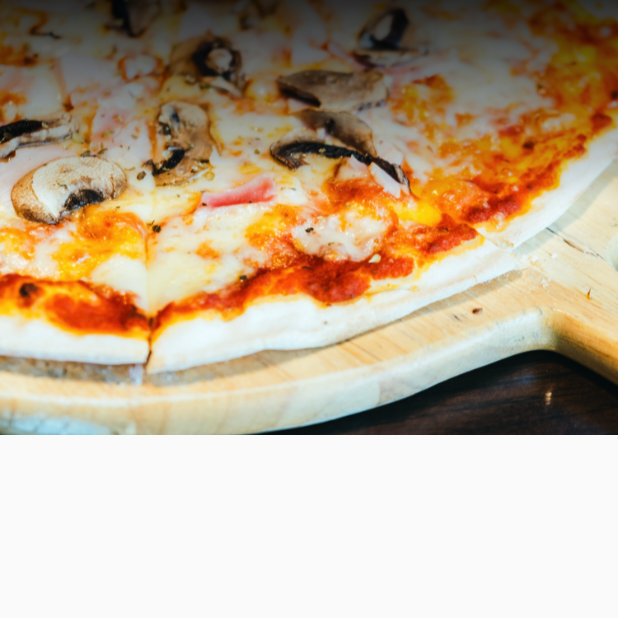
After one commit to AntonNov/Course_project, a Flutter app: the BookingScreen screen opened by its route, on a phone screen of 412 x 824 dp, the top half of it. The commit adds this screen. Run offline on Flutter 3.47's test engine with Material 2 defaults, Android fonts, the phone set to English and light mode, and no system bars.

Commit message:
feat: add bookingscreen

```diff
--- a/lib/custom_classes/images.dart
+++ b/lib/custom_classes/images.dart
@@ -12,8 +12,8 @@ abstract class AppImages {
       AssetImage('assets/images/bag/chevron_left/chevron_left.png');
   static const bagBackground =
       AssetImage('assets/images/bag/background/background.png');
-  static const pizzaBackground =
-      AssetImage('assets/images/pizza/background/background.png');
   static const starGrey =
       AssetImage('assets/images/pizza/star_grey/star_grey.png');
+  static const bookingBackground =
+      AssetImage('assets/images/booking/background/background.png');
 }
--- a/lib/widgets/app.dart
+++ b/lib/widgets/app.dart
@@ -3,6 +3,7 @@ import 'package:delivery_app/widgets/home_screen.dart';
 import 'package:delivery_app/widgets/menu_screen.dart';
 import 'package:delivery_app/widgets/pizzas_screen.dart';
 import 'package:flutter/material.dart';
+import 'booking_screen.dart';
 
 class App extends StatelessWidget {
   const App({super.key});
@@ -20,6 +21,7 @@ class App extends StatelessWidget {
         '/menu': (context) => const MenuScreen(),
         '/bag': (context) => const BagScreen(),
         '/pizzas': (context) => const PizzasScreen(),
+        '/booking': (context) => const BookingScreen()
       },
     );
   }
--- /dev/null
+++ b/lib/widgets/booking_screen.dart
@@ -0,0 +1,44 @@
+import 'package:delivery_app/custom_classes/images.dart';
+import 'package:flutter/material.dart';
+
+class BookingScreen extends StatefulWidget {
+  const BookingScreen({super.key});
+
+  @override
+  State<BookingScreen> createState() => BookingScreenState();
+}
+
+class BookingScreenState extends State<BookingScreen> {
+  @override
+  Widget build(BuildContext context) {
+    return Scaffold(
+      body: Stack(
+        children: [
+          Container(
+            height: 290,
+            decoration: const BoxDecoration(
+              image: DecorationImage(
+                image: AppImages.bookingBackground,
+                fit: BoxFit.cover,
+              ),
+            ),
+          ),
+          Container(
+            height: 270,
+            decoration: BoxDecoration(
+              gradient: LinearGradient(
+                begin: const Alignment(0.00, -1.00),
+                end: const Alignment(0, 1),
+                colors: [
+                  Colors.black.withOpacity(0.82),
+                  Colors.black.withOpacity(0.013),
+                  Colors.black.withOpacity(0.0001)
+                ],
+              ),
+            ),
+          )
+        ],
+      ),
+    );
+  }
+}
```
Also changed, not shown: lib/custom_classes/model.dart (added, +11 -0 lines), lib/widgets/menu_screen.dart (+14 -14 lines), lib/widgets/pizzas_screen.dart (+6 -1 lines), pubspec.yaml (+5 -2 lines), assets/images/booking/background/2.0x/background.png (added), assets/images/booking/background/3.0x/background.png (added), assets/images/booking/background/background.png (added), pubspec.lock, 7 other files.
